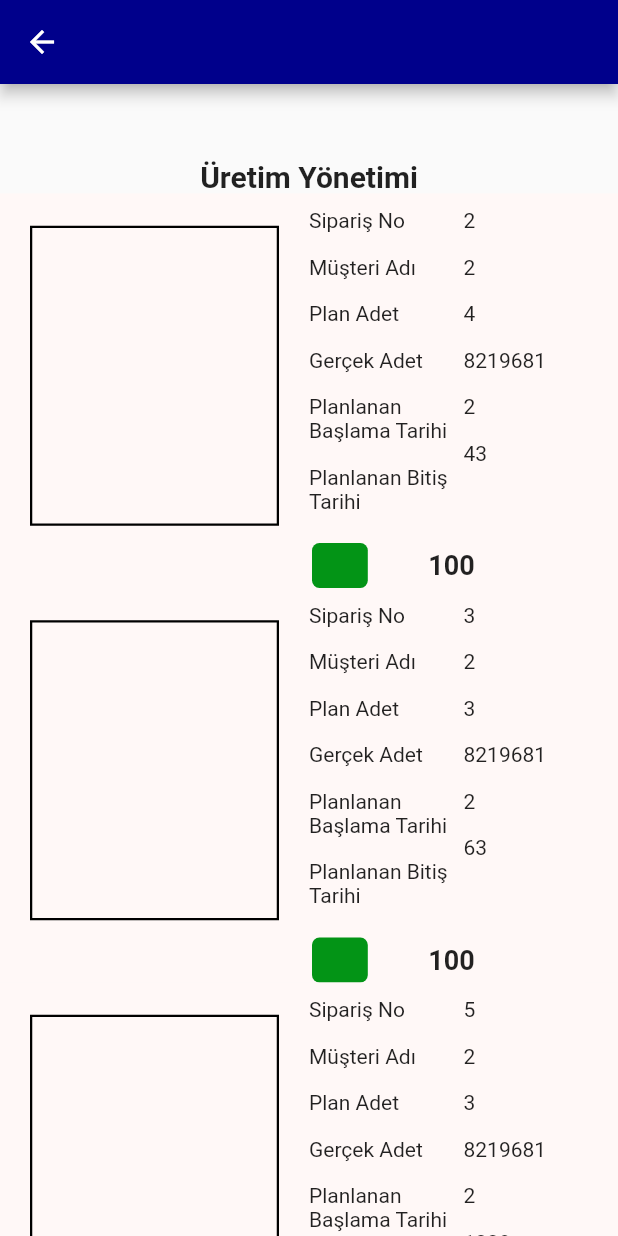
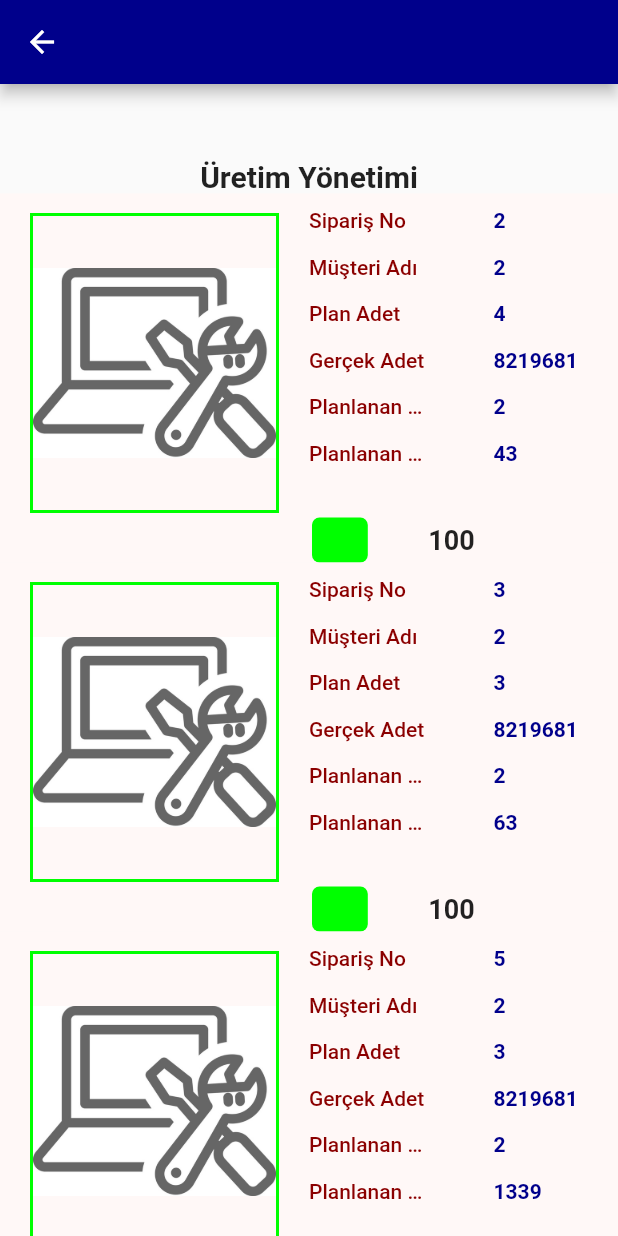
Before and after one commit to yusufozby/ITEX_Management, a Flutter app: the ITEXDetail screen opened directly, on a phone screen of 412 x 824 dp. Run offline on Flutter 3.47's test engine with Material 2 defaults, Android fonts, the phone set to English and light mode, and no system bars; drawn by our look-alikes of percent_indicator; our stand-ins replace flutter_riverpod.

Commit message:
first commit

```diff
--- a/lib/data/dummy_data.dart
+++ b/lib/data/dummy_data.dart
@@ -2,11 +2,34 @@
 
 
 
-import 'package:itmtechsoft/models/ITEXModel.dart';
+import 'package:flutter/material.dart';
+import 'package:itmtechsoft/models/ITEXLine.dart';
+import 'package:itmtechsoft/models/ITEXSetting.dart';
+import 'package:itmtechsoft/screens/itex_detail.dart';
 
-final List<ITEXModel> ITEXModelsList =  [
-ITEXModel(quantity: 32, lastDate: 4, dailyGoal: 43, productQty: 2,aimedOrder: 2,plannedQty: 2),
-ITEXModel(quantity: 45, lastDate: 3, dailyGoal: 63, productQty: 37,aimedOrder: 3,plannedQty: 2),
-ITEXModel(quantity: 45, lastDate: 3, dailyGoal: 1339, productQty: 305,aimedOrder: 5,plannedQty: 2),
+final List<ITEXLine> ITEXModelsList =  [
+ITEXLine(quantity: 32, lastDate: 4, dailyGoal: 43, productQty: 2,aimedOrder: 2,plannedQty: 2),
+ITEXLine(quantity: 45, lastDate: 3, dailyGoal: 63, productQty: 37,aimedOrder: 3,plannedQty: 2),
+ITEXLine(quantity: 45, lastDate: 3, dailyGoal: 1339, productQty: 305,aimedOrder: 5,plannedQty: 2),
 
 ];
+
+
+
+final List<ITEXSetting> itexSettings = [
+ ITEXSetting(image: "assets/fix.jpeg", title: "Model Listesi", navigator: (BuildContext context) => {
+  Navigator.of(context).push(MaterialPageRoute(builder: (ctx) =>const ITEXDetail()))
+ })  ,
+  ITEXSetting(image: "assets/fix.jpeg", title: "Bilinmeyen Durma Zamanı", navigator: (BuildContext context) => {
+  Navigator.of(context).push(MaterialPageRoute(builder: (ctx) =>const ITEXDetail()))
+ })    ,
+  ITEXSetting(image: "assets/fix.jpeg", title: "Etüt Operasyonu", navigator: (BuildContext context) => {
+  Navigator.of(context).push(MaterialPageRoute(builder: (ctx) =>const ITEXDetail()))
+ })    ,
+  ITEXSetting(image: "assets/fix.jpeg", title: "Kalite Kontrolü", navigator: (BuildContext context) => {
+  Navigator.of(context).push(MaterialPageRoute(builder: (ctx) =>const ITEXDetail()))
+ })    ,
+  ITEXSetting(image: "assets/fix.jpeg", title: "Operatör-Operasyon İlişkisi", navigator: (BuildContext context) => {
+  Navigator.of(context).push(MaterialPageRoute(builder: (ctx) =>const ITEXDetail()))
+ })
+];
--- a/lib/models/ITEXModel.dart
+++ b/lib/models/ITEXLine.dart
@@ -9,7 +9,7 @@ import 'package:uuid/uuid.dart';
 
 final  uuid = Uuid();
 
-class ITEXModel {
+class ITEXLine {
   final String id;
   final int quantity;
   final int lastDate;
@@ -33,7 +33,7 @@ double get totalPercent {
 
 
 
-ITEXModel({
+ITEXLine({
   required this.aimedOrder,
   required this.quantity,
   required this.lastDate,
--- a/lib/widgets/itex_detail_info.dart
+++ b/lib/widgets/itex_detail_info.dart
@@ -1,15 +1,20 @@
 import 'package:flutter/material.dart';
-import 'package:itmtechsoft/models/ITEXModel.dart';
+import 'package:itmtechsoft/models/ITEXLine.dart';
+import 'package:itmtechsoft/screens/itex_model.dart';
 import 'package:percent_indicator/percent_indicator.dart';
 
 class ITEXDetailInfo extends StatelessWidget {
   const ITEXDetailInfo({super.key,required this.model});
-  final ITEXModel model;
+  final ITEXLine model;
 
   @override
   Widget build(BuildContext context) {
-    return
-      Container(
+    return InkWell(
+           onTap: () {
+            Navigator.of(context).push(MaterialPageRoute(builder: (ctx) =>const ITEXModelScreen()));
+           },
+
+      child:      Container(
   color: Theme.of(context).colorScheme.background,
 
 width: double.infinity,
@@ -20,10 +25,10 @@ children: <Widget>[
  Expanded(child:   Container(
     height:200,
 
-decoration: BoxDecoration(border: Border.all(color: Colors.black,width: 1.5)),
-child:null,
+decoration: BoxDecoration(border: Border.all(color:const Color.fromRGBO(0,255,0, 1),width: 2)),
+
 margin: const EdgeInsets.fromLTRB(20, 0, 20, 20),
-
+child:const Image(image: AssetImage('assets/fix.jpeg'))
   ),
  ),
 
@@ -31,46 +36,49 @@ margin: const EdgeInsets.fromLTRB(20, 0, 20, 20),
 Expanded(child:
 
  Column(
-crossAxisAlignment: CrossAxisAlignment.start,
+
 
   children: [
    const SizedBox(height: 10,),
     Row(mainAxisAlignment: MainAxisAlignment.start,crossAxisAlignment: CrossAxisAlignment.start,children: [ const Expanded(child: Column(
     crossAxisAlignment: CrossAxisAlignment.start,
+
     children: [
-    Text('Sipariş No'),
+
+    Text('Sipariş No',overflow: TextOverflow.ellipsis,style: TextStyle(color: Color.fromRGBO(139,0,0,1),fontWeight: FontWeight.w500)),
     SizedBox(height: 15,),
-    Text('Müşteri Adı'),
+    Text('Müşteri Adı',overflow: TextOverflow.ellipsis,style: TextStyle(color: Color.fromRGBO(139,0,0,1),fontWeight: FontWeight.w500)),
 
     SizedBox(height: 15,),
-    Text('Plan Adet'),
+    Text('Plan Adet',overflow: TextOverflow.ellipsis,style: TextStyle(color: Color.fromRGBO(139,0,0,1),fontWeight:FontWeight.w500)),
 
     SizedBox(height: 15,),
-    Text('Gerçek Adet'),
+    Text('Gerçek Adet',overflow: TextOverflow.ellipsis,style: TextStyle(color: Color.fromRGBO(139,0,0,1),fontWeight:FontWeight.w500)),
        SizedBox(height: 15,),
-    Text('Planlanan Başlama Tarihi'),
+    Text('Planlanan Başlama Tarihi : ',overflow: TextOverflow.ellipsis,style: TextStyle(color: Color.fromRGBO(139,0,0,1),fontWeight: FontWeight.w500)),
        SizedBox(height: 15,),
-    Text('Planlanan Bitiş Tarihi'),
+    Text('Planlanan Bitiş Tarihi : ',overflow: TextOverflow.ellipsis,style: TextStyle(color: Color.fromRGBO(139,0,0,1),fontWeight:FontWeight.w500)),
   ],
   ),
   ),
+ const SizedBox(width: 40,),
       Expanded(child: Column(
     crossAxisAlignment: CrossAxisAlignment.start,
     children: [
 
 
-         Text(model.aimedOrder.toString()),
+         Text(model.aimedOrder.toString(),style: const TextStyle(fontWeight: FontWeight.bold,color: Color.fromRGBO(0,0,139,1)),overflow: TextOverflow.ellipsis,),
 
   const  SizedBox(height: 15,),
-     Text(model.plannedQty.toString()),
+     Text(model.plannedQty.toString(),style: const TextStyle(fontWeight: FontWeight.bold,color: Color.fromRGBO(0,0,139,1)),overflow: TextOverflow.ellipsis,),
   const  SizedBox(height: 15,),
-     Text(model.lastDate.toString()),
+     Text(model.lastDate.toString(),style: const TextStyle(fontWeight: FontWeight.bold,color: Color.fromRGBO(0,0,139,1)),overflow: TextOverflow.ellipsis,),
   const SizedBox(height: 15,),
-     Text(model.orderNo.toString()),
+     Text(model.orderNo.toString(),style: const TextStyle(fontWeight: FontWeight.bold,color: Color.fromRGBO(0,0,139,1)),overflow: TextOverflow.ellipsis,),
   const SizedBox(height: 15,),
-     Text(model.plannedQty.toString()),
+     Text(model.plannedQty.toString(),style: const TextStyle(fontWeight: FontWeight.bold,color: Color.fromRGBO(0,0,139,1)),overflow: TextOverflow.ellipsis,),
   const SizedBox(height: 15,),
-       Text(model.dailyGoal.toString()),
+       Text(model.dailyGoal.toString(),style: const TextStyle(fontWeight: FontWeight.bold,color: Color.fromRGBO(0,0,139,1)),overflow: TextOverflow.ellipsis,),
   const SizedBox(height: 15,),
 
 
@@ -92,9 +100,9 @@ crossAxisAlignment: CrossAxisAlignment.start,
 
 const SizedBox(height: 20,),
 
-Transform.translate(offset: Offset(-8, 0),child: LinearPercentIndicator(
+Transform.translate(offset:const Offset(-8, 0),child: LinearPercentIndicator(
 barRadius:const Radius.circular(5),
-  progressColor: (const Color.fromRGBO(3, 148, 22, 1)),
+  progressColor: (const Color.fromRGBO(0,255,0, 1)),
   percent: 0.2,
   center: Text('${(100).toInt()}',style:const TextStyle(fontWeight: FontWeight.bold,fontSize: 18),),
   lineHeight: 30,
@@ -114,7 +122,9 @@ barRadius:const Radius.circular(5),
 
 ],
 ),
-) ;
+),
+    )
+  ;
 
   }
 }
```
Also changed, not shown: lib/models/ITEXSetting.dart (added, +10 -0 lines), lib/screens/itex_detail.dart (+6 -3 lines), lib/screens/itex_lines.dart (renamed from lib/screens/itex_models.dart, +7 -5 lines), lib/screens/itex_model.dart (added, +102 -0 lines), lib/screens/itex_settings.dart (added, +30 -0 lines), lib/screens/itex_soft.dart (+4 -4 lines), lib/widgets/ITEX_Item.dart (deleted, +0 -98 lines), lib/widgets/ITEX_line.dart (added, +109 -0 lines), lib/widgets/ITEX_setting.dart (added, +65 -0 lines).
